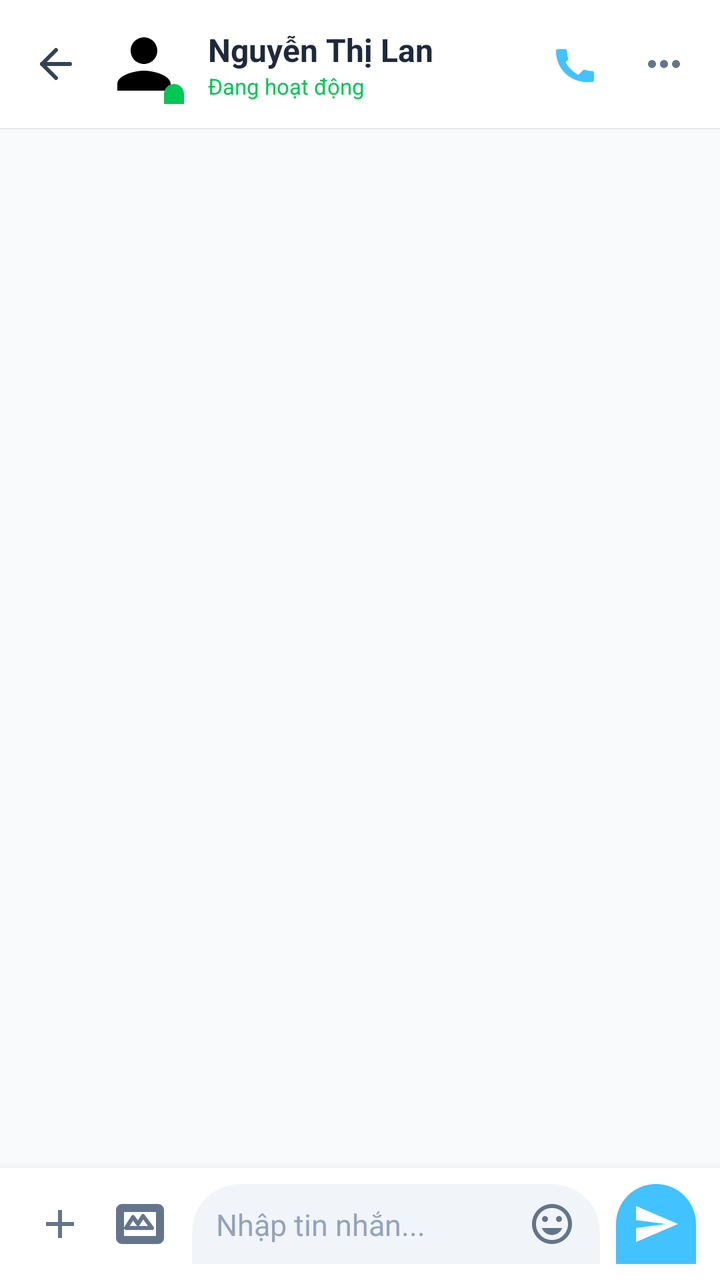
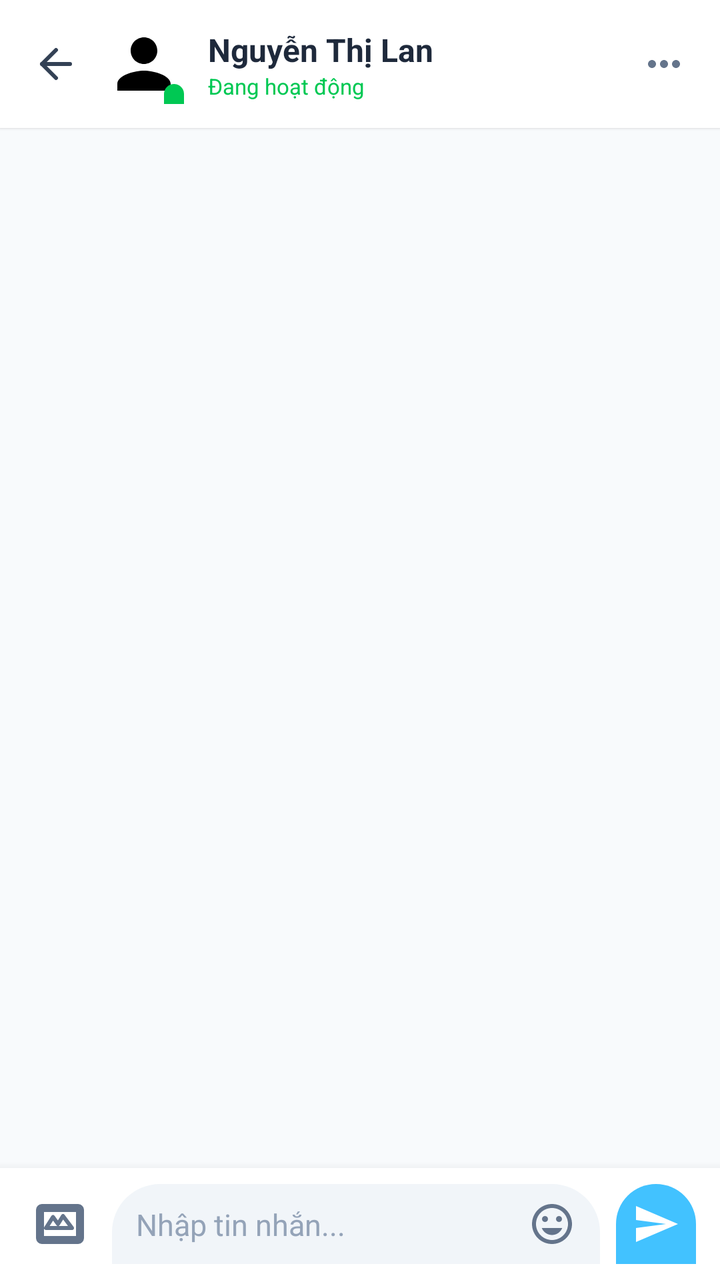

Before-and-after screenshots of an Android layout around one commit, followed by the original layout XML and the change that was made.
<!-- AndroidManifest.xml: application theme Theme.FixItVN -->
<!-- res/layout/fragment_chat_worker.xml -->
<?xml version="1.0" encoding="utf-8"?>
<androidx.constraintlayout.widget.ConstraintLayout
    xmlns:android="http://schemas.android.com/apk/res/android"
    xmlns:app="http://schemas.android.com/apk/res-auto"
    xmlns:tools="http://schemas.android.com/tools"
    android:layout_width="match_parent"
    android:layout_height="match_parent"
    android:background="#F8FAFC"> 

    
    <androidx.constraintlayout.widget.ConstraintLayout
        android:id="@+id/layoutHeader"
        android:layout_width="match_parent"
        android:layout_height="64dp"
        android:background="#FFFFFF"
        android:elevation="1dp"
        app:layout_constraintTop_toTopOf="parent">

        <ImageButton
            android:id="@+id/btnBack"
            android:layout_width="40dp"
            android:layout_height="40dp"
            android:layout_marginStart="8dp"
            android:background="?attr/selectableItemBackgroundBorderless"
            android:src="@drawable/ic_lucide_arrow_left"
            app:layout_constraintBottom_toBottomOf="parent"
            app:layout_constraintStart_toStartOf="parent"
            app:layout_constraintTop_toTopOf="parent"
            app:tint="#334155" />

        <androidx.constraintlayout.widget.ConstraintLayout
            android:id="@+id/layoutAvatar"
            android:layout_width="wrap_content"
            android:layout_height="wrap_content"
            android:layout_marginStart="4dp"
            app:layout_constraintBottom_toBottomOf="parent"
            app:layout_constraintStart_toEndOf="@id/btnBack"
            app:layout_constraintTop_toTopOf="parent">

            <com.google.android.material.imageview.ShapeableImageView
                android:id="@+id/ivAvatar"
                android:layout_width="40dp"
                android:layout_height="40dp"
                android:src="@drawable/ic_person"
                android:scaleType="centerCrop"
                app:shapeAppearanceOverlay="@style/CircleImageView"
                app:layout_constraintTop_toTopOf="parent"
                app:layout_constraintStart_toStartOf="parent"
                app:layout_constraintEnd_toEndOf="parent"
                app:layout_constraintBottom_toBottomOf="parent"/>

            
            <View
                android:layout_width="10dp"
                android:layout_height="10dp"
                android:background="@drawable/bg_bottom_sheet"
                android:backgroundTint="#00C853"
                app:layout_constraintBottom_toBottomOf="parent"
                app:layout_constraintEnd_toEndOf="parent" />
        </androidx.constraintlayout.widget.ConstraintLayout>

        <TextView
            android:id="@+id/tvName"
            android:layout_width="0dp"
            android:layout_height="wrap_content"
            android:layout_marginStart="12dp"
            android:text="Nguyễn Thị Lan"
            android:textColor="#1E293B"
            android:textSize="16sp"
            android:textStyle="bold"
            app:layout_constraintStart_toEndOf="@id/layoutAvatar"
            app:layout_constraintEnd_toStartOf="@id/btnCall"
            app:layout_constraintTop_toTopOf="@id/layoutAvatar"
            app:layout_constraintBottom_toTopOf="@id/tvStatus"
            app:layout_constraintVertical_chainStyle="packed"/>

        <TextView
            android:id="@+id/tvStatus"
            android:layout_width="0dp"
            android:layout_height="wrap_content"
            android:layout_marginStart="12dp"
            android:text="Đang hoạt động"
            android:textColor="#00C853"
            android:textSize="11sp"
            app:layout_constraintStart_toEndOf="@id/layoutAvatar"
            app:layout_constraintEnd_toStartOf="@id/btnCall"
            app:layout_constraintTop_toBottomOf="@id/tvName"
            app:layout_constraintBottom_toBottomOf="@id/layoutAvatar"/>

        <ImageButton
            android:id="@+id/btnCall"
            android:layout_width="40dp"
            android:layout_height="40dp"
            android:layout_marginEnd="4dp"
            android:background="?attr/selectableItemBackgroundBorderless"
            android:src="@drawable/ic_phone"
            app:layout_constraintBottom_toBottomOf="parent"
            app:layout_constraintEnd_toStartOf="@id/btnMore"
            app:layout_constraintTop_toTopOf="parent"
            app:tint="#42c2ff" />

        <ImageButton
            android:id="@+id/btnMore"
            android:layout_width="40dp"
            android:layout_height="40dp"
            android:layout_marginEnd="8dp"
            android:background="?attr/selectableItemBackgroundBorderless"
            android:src="@drawable/ic_more_horizontal"
            app:layout_constraintBottom_toBottomOf="parent"
            app:layout_constraintEnd_toEndOf="parent"
            app:layout_constraintTop_toTopOf="parent"
            app:tint="#64748B" />
    </androidx.constraintlayout.widget.ConstraintLayout>

    
    <androidx.recyclerview.widget.RecyclerView
        android:id="@+id/rvChatMessages"
        android:layout_width="match_parent"
        android:layout_height="0dp"
        android:clipToPadding="false"
        android:paddingHorizontal="16dp"
        android:paddingVertical="12dp"
        app:layout_constraintBottom_toTopOf="@id/layoutBottomInput"
        app:layout_constraintTop_toBottomOf="@id/layoutHeader"
        tools:listitem="@layout/item_message_received"
        tools:itemCount="3" />

    
    <androidx.constraintlayout.widget.ConstraintLayout
        android:id="@+id/layoutBottomInput"
        android:layout_width="match_parent"
        android:layout_height="wrap_content"
        android:background="#FFFFFF"
        android:elevation="8dp"
        android:paddingHorizontal="12dp"
        android:paddingVertical="8dp"
        app:layout_constraintBottom_toBottomOf="parent">

        <ImageButton
            android:id="@+id/btnAdd"
            android:layout_width="36dp"
            android:layout_height="36dp"
            android:background="?attr/selectableItemBackgroundBorderless"
            android:src="@drawable/ic_add"
            app:tint="#64748B"
            app:layout_constraintTop_toTopOf="parent"
            app:layout_constraintBottom_toBottomOf="parent"
            app:layout_constraintStart_toStartOf="parent"/>

        <ImageButton
            android:id="@+id/btnGallery"
            android:layout_width="36dp"
            android:layout_height="36dp"
            android:layout_marginStart="4dp"
            android:background="?attr/selectableItemBackgroundBorderless"
            android:src="@drawable/ic_lucide_image"
            app:tint="#64748B"
            app:layout_constraintTop_toTopOf="parent"
            app:layout_constraintBottom_toBottomOf="parent"
            app:layout_constraintStart_toEndOf="@id/btnAdd"/>

        <androidx.constraintlayout.widget.ConstraintLayout
            android:id="@+id/layoutInputBox"
            android:layout_width="0dp"
            android:layout_height="wrap_content"
            android:layout_marginHorizontal="8dp"
            android:background="@drawable/bg_bottom_sheet"
            android:backgroundTint="#F1F5F9"
            android:paddingHorizontal="12dp"
            android:paddingVertical="8dp"
            app:layout_constraintTop_toTopOf="parent"
            app:layout_constraintBottom_toBottomOf="parent"
            app:layout_constraintStart_toEndOf="@id/btnGallery"
            app:layout_constraintEnd_toStartOf="@id/btnSend">

            <EditText
                android:id="@+id/etMessageInput"
                android:layout_width="0dp"
                android:layout_height="wrap_content"
                android:background="@null"
                android:hint="Nhập tin nhắn..."
                android:maxLines="4"
                android:textColor="#1E293B"
                android:textColorHint="#94A3B8"
                android:textSize="15sp"
                app:layout_constraintTop_toTopOf="parent"
                app:layout_constraintBottom_toBottomOf="parent"
                app:layout_constraintStart_toStartOf="parent"
                app:layout_constraintEnd_toStartOf="@id/ivEmoticon"/>

            <ImageView
                android:id="@+id/ivEmoticon"
                android:layout_width="24dp"
                android:layout_height="24dp"
                android:src="@drawable/ic_emoticon"
                app:tint="#64748B"
                app:layout_constraintTop_toTopOf="parent"
                app:layout_constraintBottom_toBottomOf="parent"
                app:layout_constraintEnd_toEndOf="parent"/>
        </androidx.constraintlayout.widget.ConstraintLayout>

        <ImageButton
            android:id="@+id/btnSend"
            android:layout_width="40dp"
            android:layout_height="40dp"
            android:background="@drawable/bg_bottom_sheet"
            android:backgroundTint="#42c2ff"
            android:src="@drawable/ic_send"
            app:tint="#FFFFFF"
            app:layout_constraintTop_toTopOf="parent"
            app:layout_constraintBottom_toBottomOf="parent"
            app:layout_constraintEnd_toEndOf="parent"/>
    </androidx.constraintlayout.widget.ConstraintLayout>

</androidx.constraintlayout.widget.ConstraintLayout>
<!-- res/layout/item_message_received.xml (included above) -->
<?xml version="1.0" encoding="utf-8"?>
<androidx.constraintlayout.widget.ConstraintLayout
    xmlns:android="http://schemas.android.com/apk/res/android"
    xmlns:app="http://schemas.android.com/apk/res-auto"
    android:layout_width="match_parent"
    android:layout_height="wrap_content"
    android:paddingTop="8dp">

    <com.google.android.material.imageview.ShapeableImageView
        android:id="@+id/ivReceivedAvatar"
        android:layout_width="32dp"
        android:layout_height="32dp"
        android:background="#E2E8F0"
        android:padding="4dp"
        android:src="@drawable/ic_person"
        android:scaleType="centerCrop"
        app:tint="#94A3B8"
        app:shapeAppearanceOverlay="@style/CircleImageView"
        app:layout_constraintBottom_toBottomOf="@id/tvReceivedMessage"
        app:layout_constraintStart_toStartOf="parent" />

    <TextView
        android:id="@+id/tvReceivedMessage"
        android:layout_width="wrap_content"
        android:layout_height="wrap_content"
        android:layout_marginStart="8dp"
        android:layout_marginEnd="60dp"
        android:background="@drawable/bg_message_received_bubble"
        android:maxWidth="280dp"
        android:paddingHorizontal="16dp"
        android:paddingVertical="10dp"
        android:text="Vâng, em hiểu rồi ạ. Khoảng 30 phút nữa em sẽ có mặt ở nhà chị để kiểm tra nhé!"
        android:textColor="#1E293B"
        android:textSize="15sp"
        app:layout_constraintStart_toEndOf="@id/ivReceivedAvatar"
        app:layout_constraintTop_toTopOf="parent" />

    <TextView
        android:id="@+id/tvReceivedTime"
        android:layout_width="wrap_content"
        android:layout_height="wrap_content"
        android:layout_marginStart="8dp"
        android:layout_marginTop="4dp"
        android:text="14:22"
        android:textColor="#94A3B8"
        android:textSize="11sp"
        app:layout_constraintStart_toEndOf="@id/ivReceivedAvatar"
        app:layout_constraintTop_toBottomOf="@id/tvReceivedMessage" />

</androidx.constraintlayout.widget.ConstraintLayout>
<!-- resources referenced by this layout -->
<resources>
  <!-- drawable bg_bottom_sheet (drawable) -->
  <?xml version="1.0" encoding="utf-8"?>
  <shape xmlns:android="http://schemas.android.com/apk/res/android">
      <solid android:color="@android:color/white"/>
      <corners
          android:topLeftRadius="24dp"
          android:topRightRadius="24dp"/>
  </shape>
  <!-- drawable bg_message_received_bubble (drawable) -->
  <?xml version="1.0" encoding="utf-8"?>
  <shape xmlns:android="http://schemas.android.com/apk/res/android">
      <solid android:color="#F1F5F9" />
      <corners
          android:topLeftRadius="16dp"
          android:topRightRadius="16dp"
          android:bottomLeftRadius="4dp"
          android:bottomRightRadius="16dp" />
  </shape>
  <!-- drawable ic_add (drawable) -->
  <vector xmlns:android="http://schemas.android.com/apk/res/android"
      android:width="24dp"
      android:height="24dp"
      android:viewportWidth="24"
      android:viewportHeight="24">
      <path
          android:fillColor="#000000"
          android:pathData="M19,13h-6v6h-2v-6H5v-2h6V5h2v6h6v2z"/>
  </vector>
  <!-- drawable ic_more_horizontal (drawable) -->
  <vector xmlns:android="http://schemas.android.com/apk/res/android"
      android:width="24dp"
      android:height="24dp"
      android:viewportWidth="24"
      android:viewportHeight="24">
    <path
        android:fillColor="#FF000000"
        android:pathData="M6,10c-1.1,0 -2,0.9 -2,2s0.9,2 2,2 2,-0.9 2,-2 -0.9,-2 -2,-2zM18,10c-1.1,0 -2,0.9 -2,2s0.9,2 2,2 2,-0.9 2,-2 -0.9,-2 -2,-2zM12,10c-1.1,0 -2,0.9 -2,2s0.9,2 2,2 2,-0.9 2,-2 -0.9,-2 -2,-2z"/>
  </vector>
  <!-- drawable ic_person (drawable) -->
  <vector xmlns:android="http://schemas.android.com/apk/res/android"
      android:width="24dp"
      android:height="24dp"
      android:viewportWidth="24"
      android:viewportHeight="24">
      <path
          android:fillColor="#000000"
          android:pathData="M12,12c2.21,0 4,-1.79 4,-4s-1.79,-4 -4,-4 -4,1.79 -4,4 1.79,4 4,4zM12,14c-2.67,0 -8,1.34 -8,4v2h16v-2c0,-2.66 -5.33,-4 -8,-4z"/>
  </vector>
  <!-- drawable ic_phone (drawable) -->
  <vector xmlns:android="http://schemas.android.com/apk/res/android"
      android:width="24dp"
      android:height="24dp"
      android:viewportWidth="24"
      android:viewportHeight="24">
    <path
        android:fillColor="#FF000000"
        android:pathData="M6.62,10.79c1.44,2.83 3.76,5.14 6.59,6.59l2.2,-2.2c0.27,-0.27 0.67,-0.36 1.01,-0.24 1.12,0.37 2.33,0.57 3.58,0.57 0.55,0 1,0.45 1,1v3.5c0,0.55 -0.45,1 -1,1C9.39,22 2,14.61 2,5.5c0,-0.55 0.45,-1 1,-1H6.5c0.55,0 1,0.45 1,1 0,1.25 0.2,2.45 0.57,3.57 0.11,0.35 0.03,0.74 -0.25,1.02l-2.2,2.2z"/>
  </vector>
  <!-- drawable ic_send (drawable) -->
  <vector xmlns:android="http://schemas.android.com/apk/res/android"
      android:width="24dp"
      android:height="24dp"
      android:viewportWidth="24"
      android:viewportHeight="24">
      <path
          android:fillColor="#000000"
          android:pathData="M2.01,21L23,12 2.01,3 2,10l15,2 -15,2z"/>
  </vector>
  <style name="CircleImageView" parent="">
          <item name="cornerFamily">rounded</item>
          <item name="cornerSize">50%</item>
      </style>
  <style name="Widget.FixIt.BottomNavigationView" parent="Widget.MaterialComponents.BottomNavigationView">
          <item name="itemTextAppearanceActive">@style/TextAppearance.FixIt.BottomNav</item>
          <item name="itemTextAppearanceInactive">@style/TextAppearance.FixIt.BottomNav</item>
      </style>
  <style name="TextAppearance.FixIt.BottomNav" parent="TextAppearance.MaterialComponents.Caption">
          <item name="android:textSize">10sp</item>
          <item name="android:fontFamily">sans-serif-medium</item>
      </style>
  <!-- unchanged entries left out for length: 4 -->
</resources>

<!-- the commit's change to res/layout/fragment_chat_worker.xml (unified diff, before → after) -->
@@ -69,7 +69,7 @@
             android:textSize="16sp"
             android:textStyle="bold"
             app:layout_constraintStart_toEndOf="@id/layoutAvatar"
-            app:layout_constraintEnd_toStartOf="@id/btnCall"
+            app:layout_constraintEnd_toStartOf="@id/btnMore"
             app:layout_constraintTop_toTopOf="@id/layoutAvatar"
             app:layout_constraintBottom_toTopOf="@id/tvStatus"
             app:layout_constraintVertical_chainStyle="packed"/>
@@ -83,21 +83,9 @@
             android:textColor="#00C853"
             android:textSize="11sp"
             app:layout_constraintStart_toEndOf="@id/layoutAvatar"
-            app:layout_constraintEnd_toStartOf="@id/btnCall"
+            app:layout_constraintEnd_toStartOf="@id/btnMore"
             app:layout_constraintTop_toBottomOf="@id/tvName"
             app:layout_constraintBottom_toBottomOf="@id/layoutAvatar"/>
-
-        <ImageButton
-            android:id="@+id/btnCall"
-            android:layout_width="40dp"
-            android:layout_height="40dp"
-            android:layout_marginEnd="4dp"
-            android:background="?attr/selectableItemBackgroundBorderless"
-            android:src="@drawable/ic_phone"
-            app:layout_constraintBottom_toBottomOf="parent"
-            app:layout_constraintEnd_toStartOf="@id/btnMore"
-            app:layout_constraintTop_toTopOf="parent"
-            app:tint="#42c2ff" />
 
         <ImageButton
             android:id="@+id/btnMore"
@@ -137,27 +125,16 @@
         app:layout_constraintBottom_toBottomOf="parent">
 
         <ImageButton
-            android:id="@+id/btnAdd"
-            android:layout_width="36dp"
-            android:layout_height="36dp"
-            android:background="?attr/selectableItemBackgroundBorderless"
-            android:src="@drawable/ic_add"
-            app:tint="#64748B"
-            app:layout_constraintTop_toTopOf="parent"
-            app:layout_constraintBottom_toBottomOf="parent"
-            app:layout_constraintStart_toStartOf="parent"/>
-
-        <ImageButton
             android:id="@+id/btnGallery"
             android:layout_width="36dp"
             android:layout_height="36dp"
-            android:layout_marginStart="4dp"
+            android:layout_marginStart="0dp"
             android:background="?attr/selectableItemBackgroundBorderless"
             android:src="@drawable/ic_lucide_image"
             app:tint="#64748B"
             app:layout_constraintTop_toTopOf="parent"
             app:layout_constraintBottom_toBottomOf="parent"
-            app:layout_constraintStart_toEndOf="@id/btnAdd"/>
+            app:layout_constraintStart_toStartOf="parent"/>
 
         <androidx.constraintlayout.widget.ConstraintLayout
             android:id="@+id/layoutInputBox"
<!-- resource entries referenced after the edit -->
@@ -18,16 +18,6 @@
           android:bottomLeftRadius="4dp"
           android:bottomRightRadius="16dp" />
   </shape>
-  <!-- drawable ic_add (drawable) -->
-  <vector xmlns:android="http://schemas.android.com/apk/res/android"
-      android:width="24dp"
-      android:height="24dp"
-      android:viewportWidth="24"
-      android:viewportHeight="24">
-      <path
-          android:fillColor="#000000"
-          android:pathData="M19,13h-6v6h-2v-6H5v-2h6V5h2v6h6v2z"/>
-  </vector>
   <!-- drawable ic_more_horizontal (drawable) -->
   <vector xmlns:android="http://schemas.android.com/apk/res/android"
       android:width="24dp"
@@ -47,16 +37,6 @@
       <path
           android:fillColor="#000000"
           android:pathData="M12,12c2.21,0 4,-1.79 4,-4s-1.79,-4 -4,-4 -4,1.79 -4,4 1.79,4 4,4zM12,14c-2.67,0 -8,1.34 -8,4v2h16v-2c0,-2.66 -5.33,-4 -8,-4z"/>
-  </vector>
-  <!-- drawable ic_phone (drawable) -->
-  <vector xmlns:android="http://schemas.android.com/apk/res/android"
-      android:width="24dp"
-      android:height="24dp"
-      android:viewportWidth="24"
-      android:viewportHeight="24">
-    <path
-        android:fillColor="#FF000000"
-        android:pathData="M6.62,10.79c1.44,2.83 3.76,5.14 6.59,6.59l2.2,-2.2c0.27,-0.27 0.67,-0.36 1.01,-0.24 1.12,0.37 2.33,0.57 3.58,0.57 0.55,0 1,0.45 1,1v3.5c0,0.55 -0.45,1 -1,1C9.39,22 2,14.61 2,5.5c0,-0.55 0.45,-1 1,-1H6.5c0.55,0 1,0.45 1,1 0,1.25 0.2,2.45 0.57,3.57 0.11,0.35 0.03,0.74 -0.25,1.02l-2.2,2.2z"/>
   </vector>
   <!-- drawable ic_send (drawable) -->
   <vector xmlns:android="http://schemas.android.com/apk/res/android"
